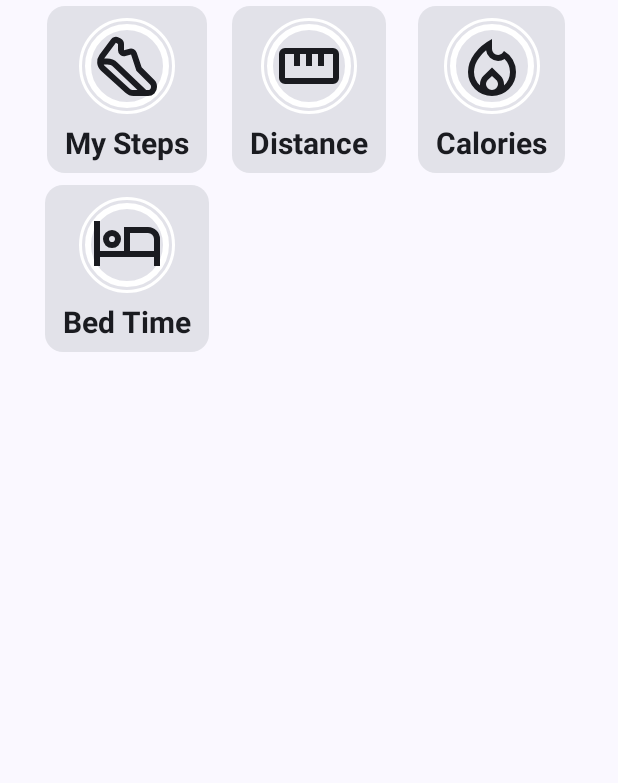
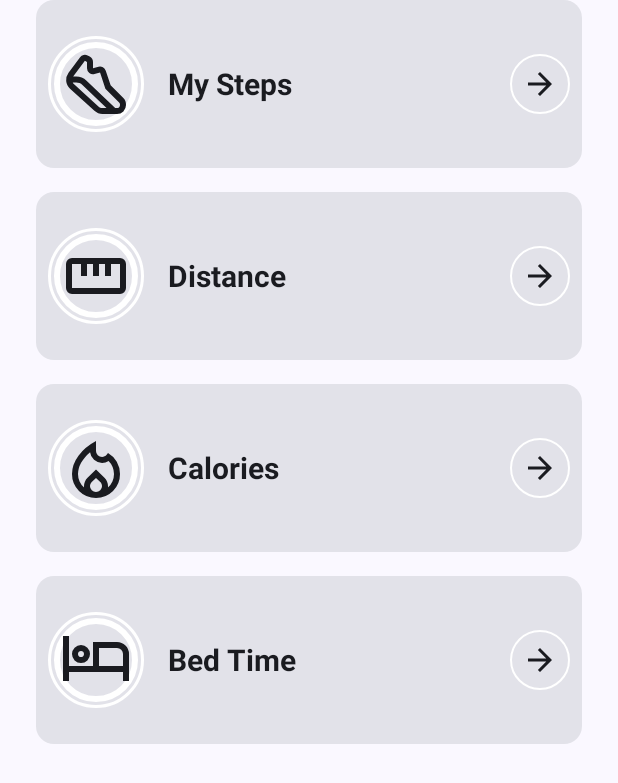
Before and after one commit to dgozhenko/HealthDataDemo, an Android app built with Jetpack Compose: the health_data_screen_navigation_route screen opened through its navigation route, on a phone screen of 412 x 824 dp. Shown: the top 783 px of the screen. Run offline under Robolectric (Android 15) with nearby library versions, the phone set to English and light mode, and no system bars; our stand-ins replace Dagger/Hilt's generated code; libraries missing offline, so code that uses them is left out: androidx.health.connect; 13 statements that could not run were skipped.

Commit message:
Migrate from grid tile to row

```diff
--- a/app/src/main/java/com/dhozhenkohealthdatademo/presentation/healthdata/HealthDataScreen.kt
+++ b/app/src/main/java/com/dhozhenkohealthdatademo/presentation/healthdata/HealthDataScreen.kt
@@ -1,6 +1,9 @@
 package com.dhozhenkohealthdatademo.presentation.healthdata
 
+import androidx.compose.foundation.layout.Column
+import androidx.compose.foundation.layout.Spacer
 import androidx.compose.foundation.layout.fillMaxSize
+import androidx.compose.foundation.layout.height
 import androidx.compose.foundation.layout.padding
 import androidx.compose.foundation.lazy.grid.GridCells
 import androidx.compose.foundation.lazy.grid.LazyVerticalGrid
@@ -16,6 +19,7 @@ import androidx.navigation.NavController
 import com.dhozhenkohealthdatademo.R
 import com.dhozhenkohealthdatademo.data.manager.HealthConnectManager
 import com.dhozhenkohealthdatademo.presentation.healthdata.component.HealthDataGridTile
+import com.dhozhenkohealthdatademo.presentation.healthdata.component.HealthDataRow
 import com.dhozhenkohealthdatademo.util.formatDoubleToString
 
 @ExperimentalMaterial3Api
@@ -31,48 +35,47 @@ fun HealthDataScreen(
     Scaffold(
         modifier = Modifier.fillMaxSize()
     ) { scaffoldPadding ->
-        LazyVerticalGrid(
-            columns = GridCells.Adaptive(minSize = 120.dp),
+        Column(
             modifier = Modifier
                 .fillMaxSize()
                 .padding(scaffoldPadding)
                 .padding(horizontal = 24.dp)
         ) {
-            item {
-                val lastData = state.stepsData.steps.maxByOrNull { it.date }
-                HealthDataGridTile(
+            val lastStepsData = state.stepsData.steps.maxByOrNull { it.date }
+            val lastDistanceData = state.distanceData.distances.maxByOrNull { it.date }
+            val lastCaloriesData = state.caloriesData.calories.maxByOrNull { it.date }
+            val lastSleepData = state.sleepData.sleepDatas.maxByOrNull { it.date }
+
+            HealthDataRow(
                 title = "My Steps",
-                    value = if (lastData?.count != null) formatDoubleToString(lastData.count.toDouble()) else null,
+                value = if (lastStepsData?.count != null) formatDoubleToString(lastStepsData.count.toDouble()) else null,
                 units = "",
                 icon = R.drawable.step_icon,
                 loading = state.stepsData.loading
             )
-            }
-            item {
-                val lastData = state.distanceData.distances.maxByOrNull { it.date }
-                HealthDataGridTile(
+            Spacer(modifier = Modifier.height(16.dp))
+
+            HealthDataRow(
                 title = "Distance",
-                    value = if (lastData?.value != null) formatDoubleToString(lastData.value.toDouble()) else null,
-                    units = if (lastData?.value != null) "km" else "",
+                value = if (lastDistanceData?.value != null) formatDoubleToString(lastDistanceData.value.toDouble()) else null,
+                units = if (lastDistanceData?.value != null) "km" else "",
                 icon = R.drawable.ruler_icon,
                 loading = state.distanceData.loading
             )
-            }
-            item {
-                val lastData = state.caloriesData.calories.maxByOrNull { it.date }
-                HealthDataGridTile(
+            Spacer(modifier = Modifier.height(16.dp))
+
+            HealthDataRow(
                 title = "Calories",
-                    value = if (lastData?.value != null) formatDoubleToString(lastData.value.toDouble()) else null,
-                    units = if (lastData?.value != null) "kcal" else "",
+                value = if (lastCaloriesData?.value != null) formatDoubleToString(lastCaloriesData.value.toDouble()) else null,
+                units = if (lastCaloriesData?.value != null) "kcal" else "",
                 icon = R.drawable.fire_icon,
                 loading = state.caloriesData.loading
             )
-            }
-            item {
-                val lastData = state.sleepData.sleepDatas.maxByOrNull { it.date }
-                HealthDataGridTile(
+            Spacer(modifier = Modifier.height(16.dp))
+
+            HealthDataRow(
                 title = "Bed Time",
-                    value = lastData?.hours,
+                value = lastSleepData?.hours,
                 units = "",
                 icon = R.drawable.sleep_icon,
                 loading = state.stepsData.loading
@@ -80,4 +83,3 @@ fun HealthDataScreen(
         }
     }
 }
-}
--- a/app/src/main/java/com/dhozhenkohealthdatademo/presentation/healthdata/component/HealthDataGridTile.kt
+++ b/app/src/main/java/com/dhozhenkohealthdatademo/presentation/healthdata/component/HealthDataGridTile.kt
@@ -1,24 +1,76 @@
 package com.dhozhenkohealthdatademo.presentation.healthdata.component
 
 import androidx.annotation.DrawableRes
+import androidx.compose.foundation.border
 import androidx.compose.foundation.layout.Arrangement
 import androidx.compose.foundation.layout.Column
 import androidx.compose.foundation.layout.Row
 import androidx.compose.foundation.layout.Spacer
+import androidx.compose.foundation.layout.fillMaxWidth
 import androidx.compose.foundation.layout.height
 import androidx.compose.foundation.layout.padding
+import androidx.compose.foundation.layout.size
+import androidx.compose.foundation.layout.width
 import androidx.compose.foundation.layout.wrapContentSize
+import androidx.compose.foundation.shape.CircleShape
+import androidx.compose.material.icons.Icons
+import androidx.compose.material.icons.filled.ArrowForward
 import androidx.compose.material3.Card
 import androidx.compose.material3.ExperimentalMaterial3Api
+import androidx.compose.material3.Icon
 import androidx.compose.material3.Text
 import androidx.compose.runtime.Composable
 import androidx.compose.ui.Alignment
 import androidx.compose.ui.Modifier
+import androidx.compose.ui.graphics.Color
+import androidx.compose.ui.res.painterResource
 import androidx.compose.ui.text.TextStyle
 import androidx.compose.ui.text.font.FontWeight
 import androidx.compose.ui.unit.dp
 import androidx.compose.ui.unit.sp
 import com.dhozhenkohealthdatademo.util.formatDoubleToString
+
+@ExperimentalMaterial3Api
+@Composable
+fun HealthDataRow(
+    title: String,
+    value: String?,
+    units: String?,
+    loading: Boolean,
+    @DrawableRes icon: Int,
+) {
+    Card(onClick = { }, modifier = Modifier.fillMaxWidth()) {
+        Row(
+            horizontalArrangement = Arrangement.Start,
+            verticalAlignment = Alignment.CenterVertically,
+            modifier = Modifier
+                .fillMaxWidth()
+                .padding(vertical = 24.dp)
+        ) {
+            Spacer(modifier = Modifier.width(8.dp))
+            IconWithProgressIndicator(icon = icon, title = title, isLoading = loading)
+            Spacer(modifier = Modifier.width(16.dp))
+            Column {
+                Text(text = title, style = TextStyle(fontSize = 20.sp, fontWeight = FontWeight.Bold))
+                if (value != null) {
+                    Row {
+                        Text(text = value, style = TextStyle(fontSize = 16.sp))
+                        Text(text = " $units" ?: "")
+                    }
+                }
+            }
+            Spacer(modifier = Modifier.weight(1f))
+            Icon(
+                imageVector = Icons.Default.ArrowForward,
+                contentDescription = "Arrow forward Icon",
+                modifier = Modifier
+                    .border(width = 1.dp, color = Color.White, shape = CircleShape)
+                    .padding(8.dp)
+            )
+            Spacer(modifier = Modifier.width(8.dp))
+        }
+    }
+}
 
 @ExperimentalMaterial3Api
 @Composable
```
Lines whose indentation alone changed are shown as unchanged.
